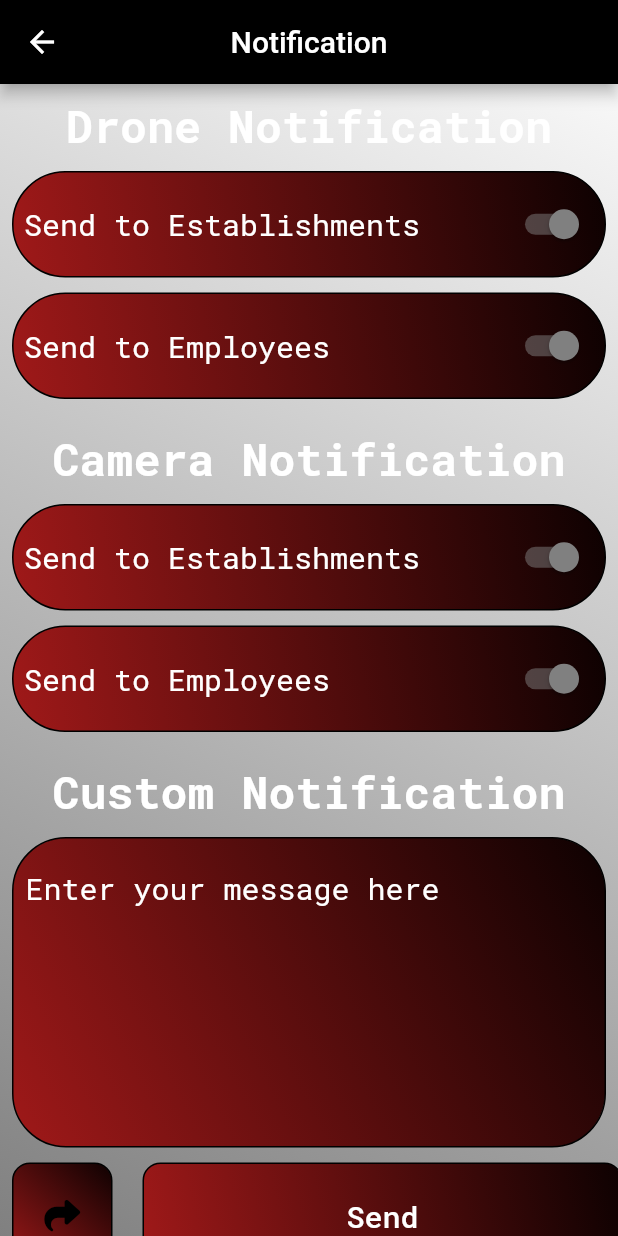
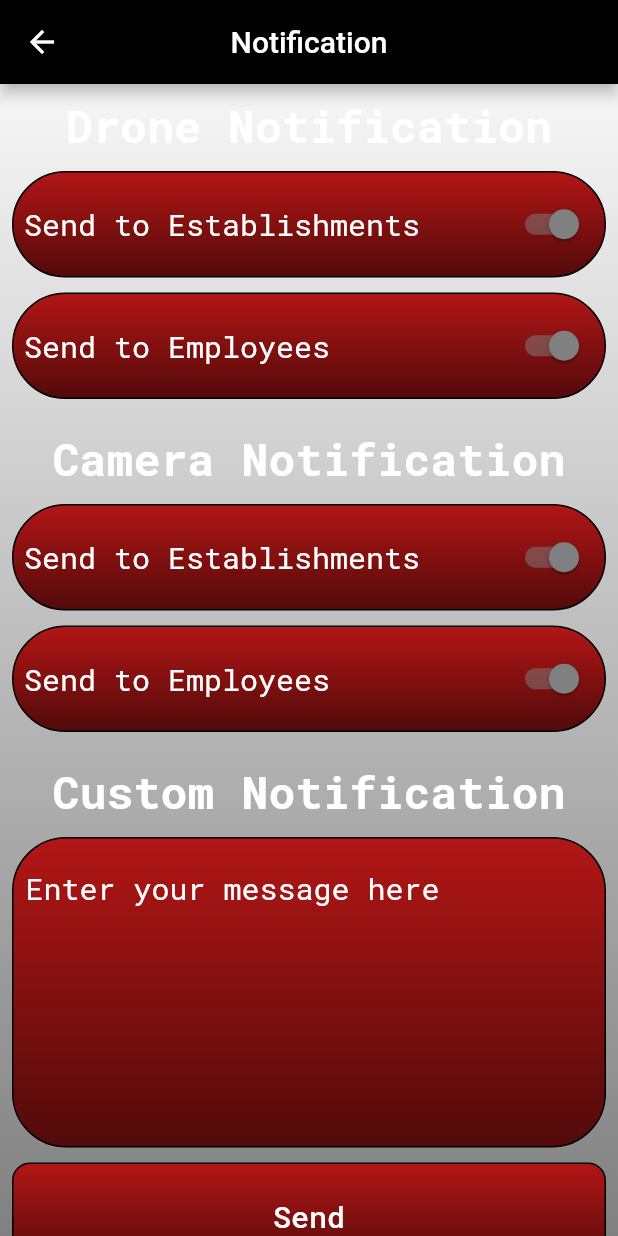
Before and after one commit to saud121/APS_user_subadmin, a Flutter app: the NotificationScreen screen opened directly, on a phone screen of 412 x 824 dp. Run offline on Flutter 3.47's test engine with Material 2 defaults, Android fonts, the phone set to English and light mode, and no system bars; our stand-ins replace fl_chart, font_awesome_flutter, get, google_fonts, table_calendar.

Commit message:
complete Screen

```diff
--- a/lib/Screens/NotificationScreens/NotificationScreen.dart
+++ b/lib/Screens/NotificationScreens/NotificationScreen.dart
@@ -1,3 +1,5 @@
+import 'package:aps_super_admin/interfaces/subadmin/screens/subadmindashboard.dart';
+import 'package:aps_super_admin/widgets/custom_buttom.dart';
 import 'package:flutter/material.dart';
 import 'package:font_awesome_flutter/font_awesome_flutter.dart';
 import 'package:get/get.dart';
@@ -32,8 +34,8 @@ class _NotificationScreenState extends State<NotificationScreen> {
           decoration: BoxDecoration(
               gradient: LinearGradient(
             colors: [Colors.white, gradientColor3],
-            begin: Alignment.topRight,
-            end: Alignment.bottomLeft,
+            begin: Alignment.topCenter,
+            end: Alignment.bottomCenter,
           )),
           child: Scaffold(
             backgroundColor: Colors.transparent,
@@ -69,11 +71,11 @@ class _NotificationScreenState extends State<NotificationScreen> {
                             decoration: BoxDecoration(
                                 gradient: LinearGradient(
                                     colors: [
-                                      gradientColor1,
+                                      gradientColor4,
                                       gradientColor2,
                                     ],
-                                    begin: Alignment.topRight,
-                                    end: Alignment.bottomLeft),
+                                    begin: Alignment.bottomCenter,
+                                    end: Alignment.topCenter),
                                 border: Border.all(
                                   color: Colors.black,
                                   width: 1,
@@ -82,13 +84,8 @@ class _NotificationScreenState extends State<NotificationScreen> {
                             child: Row(
                               mainAxisAlignment: MainAxisAlignment.spaceBetween,
                               children: [
-                                Text(
-                                  "Send to Establishments",
-                                  style: GoogleFonts.robotoMono(
-                                    color: Colors.white,
-                                    fontSize: 20,
-                                  ),
-                                ),
+                                CustomText(txt:"Send to Establishments",fSize: 20,isBold: false,),
+
                                 Switch(
                                     activeColor: gradientColor3,
                                     inactiveThumbColor: Colors.white,
@@ -112,11 +109,11 @@ class _NotificationScreenState extends State<NotificationScreen> {
                             decoration: BoxDecoration(
                                gradient: LinearGradient(
                                     colors: [
-                                      gradientColor1,
+                                      gradientColor4,
                                       gradientColor2,
                                     ],
-                                    begin: Alignment.topRight,
-                                    end: Alignment.bottomLeft),
+                                    begin: Alignment.bottomCenter,
+                                    end: Alignment.topCenter),
                                 border: Border.all(
                                   color: Colors.black,
                                   width: 1,
@@ -125,13 +122,8 @@ class _NotificationScreenState extends State<NotificationScreen> {
                             child: Row(
                               mainAxisAlignment: MainAxisAlignment.spaceBetween,
                               children: [
-                                Text(
-                                  "Send to Employees",
-                                  style: GoogleFonts.robotoMono(
-                                    color: Colors.white,
-                                    fontSize: 20,
-                                  ),
-                                ),
+                                CustomText(txt:"Send to Employees", fSize:20,isBold: false,),
+
                                 Switch(
                                     activeColor: gradientColor3,
                                     inactiveThumbColor: Colors.white,
@@ -148,11 +140,8 @@ class _NotificationScreenState extends State<NotificationScreen> {
                           SizedBox(
                             height: 20,
                           ),
-                          Text("Camera Notification",
-                              style: GoogleFonts.robotoMono(
-                                  color: Colors.white,
-                                  fontSize: HeadingFontSize,
-                                  fontWeight: FontWeight.bold)),
+
+                                  CustomText(txt:"Camera Notification",fSize:HeadingFontSize,isBold: true,),
                           SizedBox(
                             height: 10,
                           ),
@@ -163,11 +152,11 @@ class _NotificationScreenState extends State<NotificationScreen> {
                             decoration: BoxDecoration(
                               gradient: LinearGradient(
                                     colors: [
-                                      gradientColor1,
+                                      gradientColor4,
                                       gradientColor2,
                                     ],
-                                    begin: Alignment.topRight,
-                                    end: Alignment.bottomLeft),
+                                    begin: Alignment.bottomCenter,
+                                    end: Alignment.topCenter),
                                 border: Border.all(
                                   color: Colors.black,
                                   width: 1,
@@ -206,11 +195,11 @@ class _NotificationScreenState extends State<NotificationScreen> {
                             decoration: BoxDecoration(
                                 gradient: LinearGradient(
                                     colors: [
-                                      gradientColor1,
+                                      gradientColor4,
                                       gradientColor2,
                                     ],
-                                    begin: Alignment.topRight,
-                                    end: Alignment.bottomLeft),
+                                    begin: Alignment.bottomCenter,
+                                    end: Alignment.topCenter),
                                 border: Border.all(
                                   color: Colors.black,
                                   width: 1,
@@ -242,11 +231,7 @@ class _NotificationScreenState extends State<NotificationScreen> {
                           SizedBox(
                             height: 20,
                           ),
-                          Text("Custom Notification",
-                              style: GoogleFonts.robotoMono(
-                                  color: Colors.white,
-                                  fontSize: HeadingFontSize,
-                                  fontWeight: FontWeight.bold)),
+                          CustomText(txt:"Custom Notification",fSize:HeadingFontSize,isBold:true),
                           SizedBox(
                             height: 10,
                           ),
@@ -257,11 +242,11 @@ class _NotificationScreenState extends State<NotificationScreen> {
                               decoration: BoxDecoration(
                                  gradient: LinearGradient(
                                     colors: [
-                                        gradientColor1,
+                                      gradientColor4,
                                       gradientColor2,
                                     ],
-                                      begin: Alignment.topRight,
-                                      end: Alignment.bottomLeft),
+                                    begin: Alignment.bottomCenter,
+                                    end: Alignment.topCenter),
                                   border: Border.all(
                                     color: Colors.black,
                                     width: 1,
@@ -287,43 +272,19 @@ class _NotificationScreenState extends State<NotificationScreen> {
                           ),
                           Row(
                             children: [
-                              Container(
+
+                              Expanded(
+                                child: Container(
                                   height: 71,
-                                width: 67,
+
                                   decoration: BoxDecoration(
                                      gradient: LinearGradient(
                                     colors: [
-                                          gradientColor1,
+                                      gradientColor4,
                                       gradientColor2,
                                     ],
-                                        begin: Alignment.topRight,
-                                        end: Alignment.bottomLeft),
-                                    border: Border.all(
-                                      color: Colors.black,
-                                      width: 1,
-                                    ),
-                                    borderRadius: BorderRadius.circular(12)),
-                                child: TextButton(
-                                    onPressed: () {},
-                                    child: FaIcon(
-                                      FontAwesomeIcons.share,
-                                      color: Colors.black,
-                                    )),
-                              ),
-                              SizedBox(
-                                width: 20,
-                              ),
-                              Container(
-                                height: 71,
-                                width: 320,
-                                decoration: BoxDecoration(
-                                    gradient: LinearGradient(
-                                        colors: [
-                                          gradientColor1,
-                                          gradientColor2,
-                                        ],
-                                        begin: Alignment.topRight,
-                                        end: Alignment.bottomLeft),
+                                    begin: Alignment.bottomCenter,
+                                    end: Alignment.topCenter),
                                       border: Border.all(
                                         color: Colors.black,
                                         width: 1,
@@ -336,6 +297,7 @@ class _NotificationScreenState extends State<NotificationScreen> {
                                       style: GoogleFonts.robotoMono(
                                         color: Colors.white,
                                         fontSize: 20,
+                                      ),
                                     ),
                                   ),
                                 ),
--- a/lib/Utils/colors.dart
+++ b/lib/Utils/colors.dart
@@ -1,8 +1,9 @@
 import 'package:flutter/material.dart';
 
 Color gradientColor1 = const Color(0xFF0D0101);
-Color gradientColor2 = const Color(0xFFA01919);
+Color gradientColor2 = Color.fromARGB(255, 179, 22, 22);
 Color gradientColor3 = const Color(0xFF808080);
+Color gradientColor4 = Color.fromARGB(255, 82, 10, 10);
 
 double HeadingFontSize = 30;
 double SubHeadingFontSize = 20;
--- a/lib/interfaces/subadmin/subadmin.dart
+++ b/lib/interfaces/subadmin/subadmin.dart
@@ -3,6 +3,7 @@ import 'package:aps_super_admin/Screens/DashbordScreens/DashboardScreen.dart';
 import 'package:aps_super_admin/Screens/EstablishmentScreens/Widget/myChart.dart';
 import 'package:aps_super_admin/Screens/FeedScreens/FeedScreen.dart';
 import 'package:aps_super_admin/Screens/ManageScreens/ManageScreen.dart';
+import 'package:aps_super_admin/Screens/ManageScreens/subadmin_mange.dart';
 import 'package:aps_super_admin/Screens/NotificationScreens/NotificationScreen.dart';
 import 'package:aps_super_admin/Screens/StorageScreens/StorageScreen.dart';
 import 'package:aps_super_admin/Utils/colors.dart';
@@ -89,7 +90,7 @@ class _SubAdminState extends State<SubAdmin> {
                       fontSize: 20),
                 ),
                 onTap: () {
-                  Get.to(() => ManageScreen());
+                  Get.to(() => SubAdminManageScreen());
                 },
               ),
               ListTile(
--- /dev/null
+++ b/lib/widgets/custom_buttom.dart
@@ -0,0 +1,17 @@
+import 'package:flutter/material.dart';
+import 'package:google_fonts/google_fonts.dart';
+class CustomText extends StatelessWidget {
+  final String txt;
+  final double fSize;
+  final bool isBold;
+ CustomText({required this.txt, required this.fSize,required this.isBold});
+
+  @override
+  Widget build(BuildContext context) {
+  return Text(txt,style: GoogleFonts.robotoMono(
+                                           color: Colors.white,
+                                           fontSize: fSize,
+                                           fontWeight: isBold==true? FontWeight.bold:null));
+}
+
+}
```
Also changed, not shown: lib/Screens/ManageScreens/subadmin_man_emp.dart (added, +263 -0 lines), lib/Screens/ManageScreens/subadmin_mange.dart (added, +77 -0 lines), lib/interfaces/subadmin/screens/subadmindashboard.dart (+40 -11 lines), lib/widgets/custom_button.dart (added, +46 -0 lines), lib/widgets/custom_textfield.dart (added, +77 -0 lines). Lines whose indentation alone changed are shown as unchanged.
